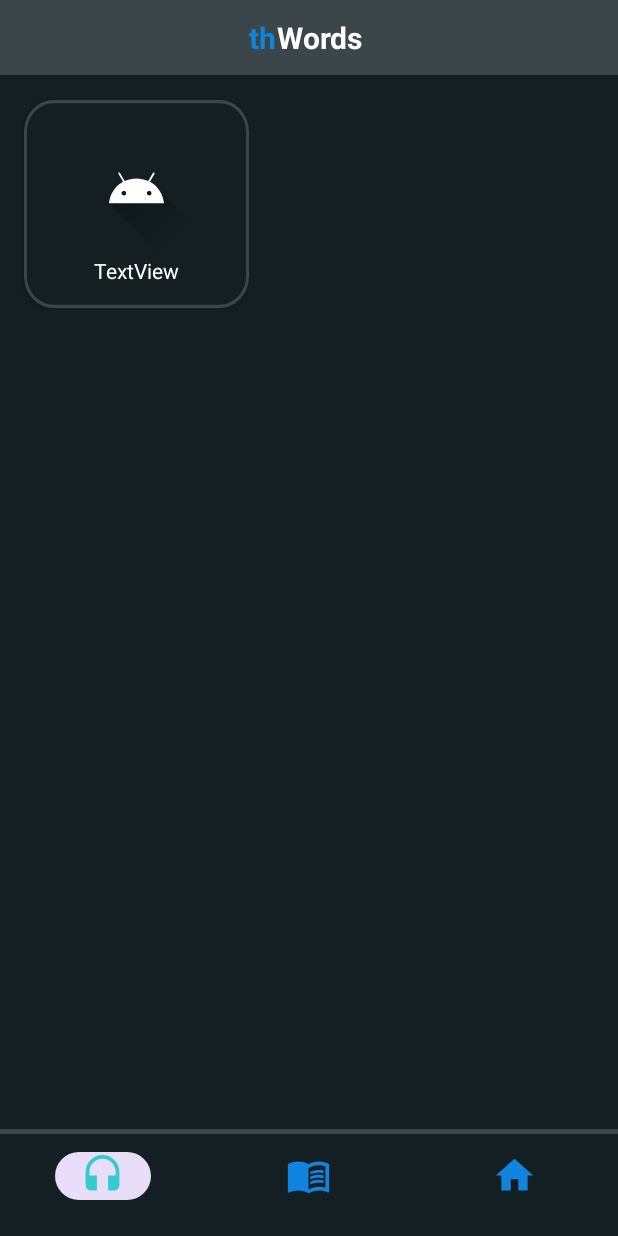
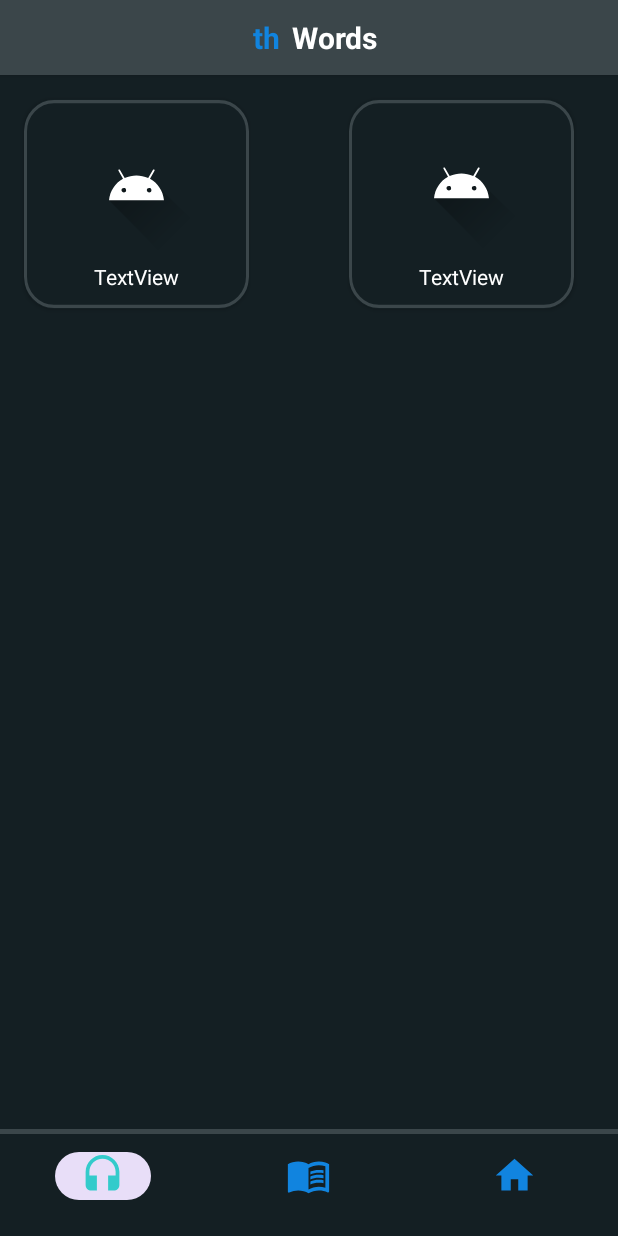
Before and after one commit to Starkilk/thWords, an Android app: the screen it shows after launch (MainActivity), on a phone screen of 412 x 824 dp. Run offline under Robolectric (Android 15) with nearby library versions, the phone set to English and light mode, and no system bars.

Commit message:
Добавил вторую кнопку

```diff
--- a/app/src/main/res/layout/fragment_learn1.xml
+++ b/app/src/main/res/layout/fragment_learn1.xml
@@ -12,7 +12,7 @@
         android:background="@color/background">
 
         <androidx.cardview.widget.CardView
-            android:id="@+id/cardView"
+            android:id="@+id/cvTop"
             android:layout_width="match_parent"
             android:layout_height="50dp"
             android:backgroundTint="@color/my_gray"
@@ -29,7 +29,7 @@
                     android:id="@+id/textView3"
                     android:layout_width="wrap_content"
                     android:layout_height="wrap_content"
-                    android:layout_marginStart="165dp"
+                    android:layout_marginStart="160dp"
                     android:gravity="center"
                     android:text="th"
                     android:textColor="@color/checked_false"
@@ -44,7 +44,7 @@
                     android:id="@+id/textView4"
                     android:layout_width="wrap_content"
                     android:layout_height="wrap_content"
-                    android:layout_marginEnd="170dp"
+                    android:layout_marginEnd="160dp"
                     android:text="Words"
                     android:textColor="@color/white"
                     android:textSize="20sp"
@@ -57,6 +57,7 @@
         </androidx.cardview.widget.CardView>
 
         <androidx.cardview.widget.CardView
+            android:id="@+id/cvButton"
             android:layout_width="150dp"
             android:layout_height="140dp"
             android:layout_marginTop="16dp"
@@ -65,7 +66,7 @@
             app:layout_constraintEnd_toEndOf="parent"
             app:layout_constraintHorizontal_bias="0.061"
             app:layout_constraintStart_toStartOf="parent"
-            app:layout_constraintTop_toBottomOf="@+id/cardView">
+            app:layout_constraintTop_toBottomOf="@+id/cvTop">
 
             <androidx.constraintlayout.widget.ConstraintLayout
                 android:layout_width="match_parent"
@@ -89,7 +90,7 @@
                     android:id="@+id/textView6"
                     android:layout_width="wrap_content"
                     android:layout_height="wrap_content"
-                    android:layout_marginBottom="16dp"
+                    android:layout_marginBottom="12dp"
                     android:text="TextView"
                     android:textColor="@color/white"
                     app:layout_constraintBottom_toBottomOf="@+id/button6"
@@ -103,9 +104,72 @@
                     android:src="@drawable/ic_launcher_foreground"
                     app:layout_constraintBottom_toTopOf="@+id/textView6"
                     app:layout_constraintEnd_toEndOf="parent"
-                    app:layout_constraintStart_toStartOf="parent" />
+                    app:layout_constraintStart_toStartOf="parent"
+                    app:layout_constraintTop_toTopOf="parent"
+                    app:layout_constraintVertical_bias="0.727" />
             </androidx.constraintlayout.widget.ConstraintLayout>
 
         </androidx.cardview.widget.CardView>
+
+        <androidx.cardview.widget.CardView
+            android:id="@+id/cvButton2"
+            android:layout_width="150dp"
+            android:layout_height="140dp"
+            android:layout_marginTop="16dp"
+            android:backgroundTint="@color/background"
+            app:cardCornerRadius="20dp"
+            app:layout_constraintEnd_toEndOf="parent"
+            app:layout_constraintHorizontal_bias="0.888"
+            app:layout_constraintStart_toStartOf="parent"
+            app:layout_constraintTop_toBottomOf="@+id/cvTop">
+
+            <androidx.constraintlayout.widget.ConstraintLayout
+                android:layout_width="match_parent"
+                android:layout_height="match_parent"
+                tools:layout_editor_absoluteX="232dp"
+                tools:layout_editor_absoluteY="72dp">
+
+                <Button
+                    android:id="@+id/button7"
+                    android:layout_width="150dp"
+                    android:layout_height="140dp"
+                    android:backgroundTint="@color/background"
+                    android:scaleY="1.05"
+                    app:cornerRadius="20dp"
+                    app:layout_constraintBottom_toBottomOf="parent"
+                    app:layout_constraintEnd_toEndOf="parent"
+                    app:layout_constraintHorizontal_bias="0.888"
+                    app:layout_constraintStart_toStartOf="parent"
+                    app:layout_constraintTop_toTopOf="parent"
+                    app:layout_constraintVertical_bias="0.136"
+                    app:strokeColor="@color/my_gray"
+                    app:strokeWidth="2dp" />
+
+                <TextView
+                    android:id="@+id/textView7"
+                    android:layout_width="wrap_content"
+                    android:layout_height="wrap_content"
+                    android:layout_marginBottom="12dp"
+                    android:text="TextView"
+                    android:textColor="@color/white"
+                    app:layout_constraintBottom_toBottomOf="@+id/button7"
+                    app:layout_constraintEnd_toEndOf="parent"
+                    app:layout_constraintStart_toStartOf="parent" />
+
+                <ImageView
+                    android:id="@+id/imageView2"
+                    android:layout_width="86dp"
+                    android:layout_height="86dp"
+                    android:layout_marginTop="8dp"
+                    android:src="@drawable/ic_launcher_foreground"
+                    app:layout_constraintBottom_toTopOf="@+id/textView7"
+                    app:layout_constraintEnd_toEndOf="parent"
+                    app:layout_constraintStart_toStartOf="parent"
+                    app:layout_constraintTop_toTopOf="parent" />
+
+            </androidx.constraintlayout.widget.ConstraintLayout>
+
+        </androidx.cardview.widget.CardView>
+
     </androidx.constraintlayout.widget.ConstraintLayout>
 </FrameLayout>
```
